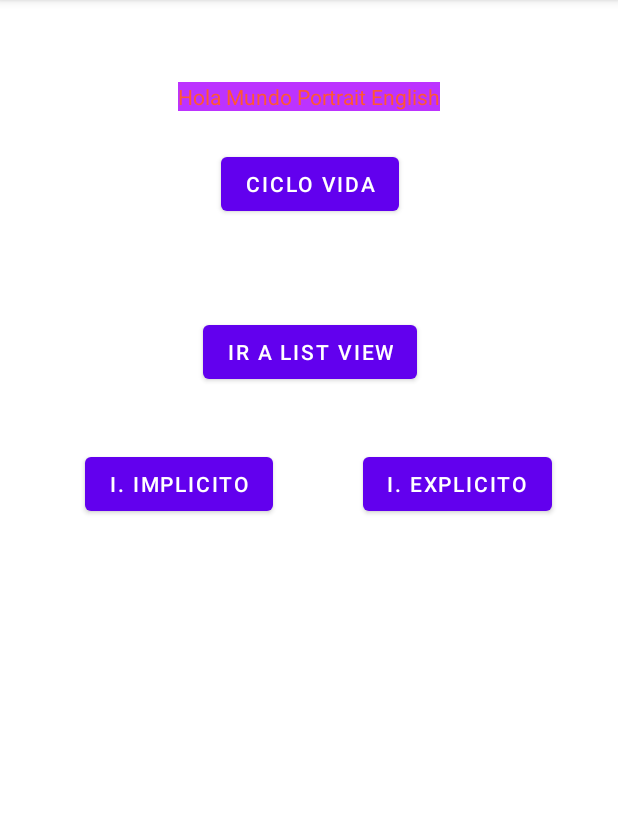
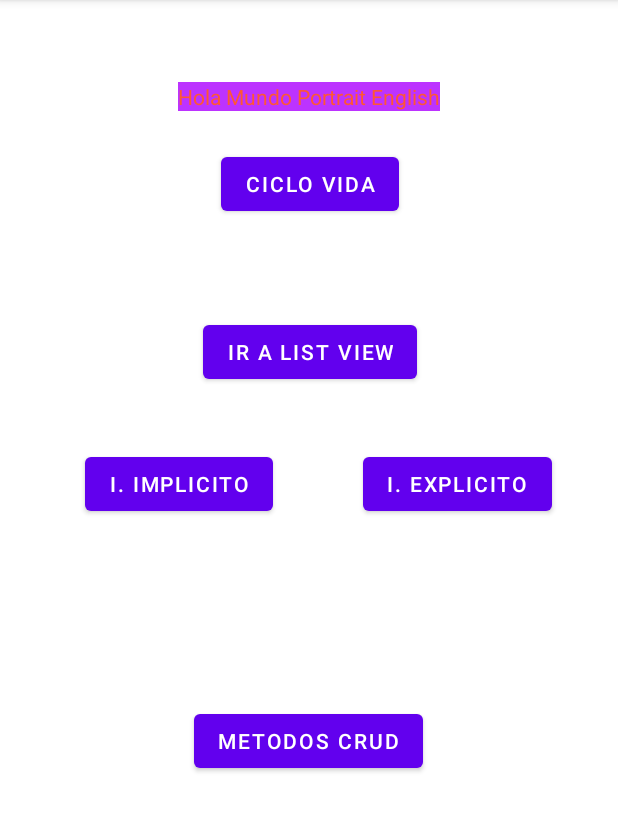
Before and after one commit to 2022B-Software-Computacion/cedeno-mendoza-bryan-fernando-ms, an Android app: the screen it shows after launch (MainActivity), on a phone screen of 412 x 824 dp, the part 84-916 px from its top. Run offline under Robolectric (Android 15) with nearby library versions, the phone set to English and light mode, and no system bars.

Commit message:
Crud Terminado 2

```diff
--- a/01-Android/app/src/main/java/com/example/fsmapplication/MainActivity.kt
+++ b/01-Android/app/src/main/java/com/example/fsmapplication/MainActivity.kt
@@ -53,6 +53,11 @@ class MainActivity : AppCompatActivity() {
     override fun onCreate(savedInstanceState: Bundle?) {
         super.onCreate(savedInstanceState)
         setContentView(R.layout.activity_main)
+        //Base de Datos SQlite
+        EBaseDeDatos.tablaEntrenador= ESqliteHelperEntrenador(this)
+
+
+
         //IR a Ciclo Vida
         val botonCicloVida =
             findViewById<Button>(R.id.btn_ciclo_vida) //Reconozco el Id del componente
@@ -83,6 +88,16 @@ class MainActivity : AppCompatActivity() {
             .setOnClickListener {
                 abrirActividadConParametros(CIntentExplicitoParametros::class.java)
             }
+
+        //Boton ir Metodos Crud
+
+
+        val botonSqlite=findViewById<Button>(R.id.btn_ir_crud)
+        botonSqlite
+            .setOnClickListener {
+                irActividad(ECrudEntrenador::class.java)
+            }
+
     }
     fun irActividad(            //Funcion ir Actividad //Intends
         clase: Class<*>
--- a/01-Android/app/src/main/res/layout/activity_main.xml
+++ b/01-Android/app/src/main/res/layout/activity_main.xml
@@ -65,4 +65,16 @@
         app:layout_constraintEnd_toEndOf="parent"
         app:layout_constraintTop_toBottomOf="@+id/btn_ir_list_view" />
 
+    <Button
+        android:id="@+id/btn_ir_crud"
+        android:layout_width="wrap_content"
+        android:layout_height="wrap_content"
+        android:text="Metodos CRUD"
+        app:layout_constraintBottom_toBottomOf="parent"
+        app:layout_constraintEnd_toEndOf="parent"
+        app:layout_constraintHorizontal_bias="0.498"
+        app:layout_constraintStart_toStartOf="parent"
+        app:layout_constraintTop_toTopOf="parent"
+        app:layout_constraintVertical_bias="0.653" />
+
 </androidx.constraintlayout.widget.ConstraintLayout>
```
Also changed, not shown: 01-Android/app/src/main/AndroidManifest.xml (+13 -2 lines).
